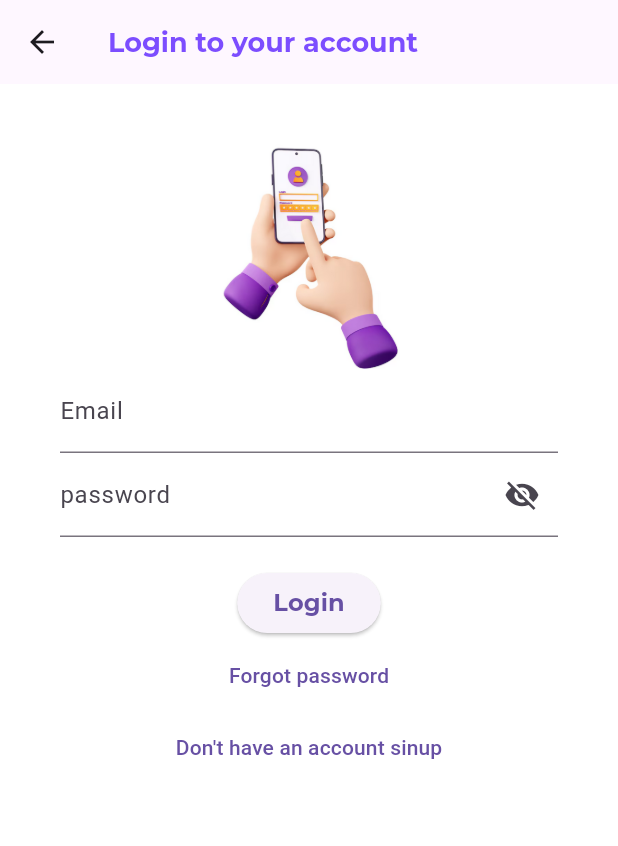
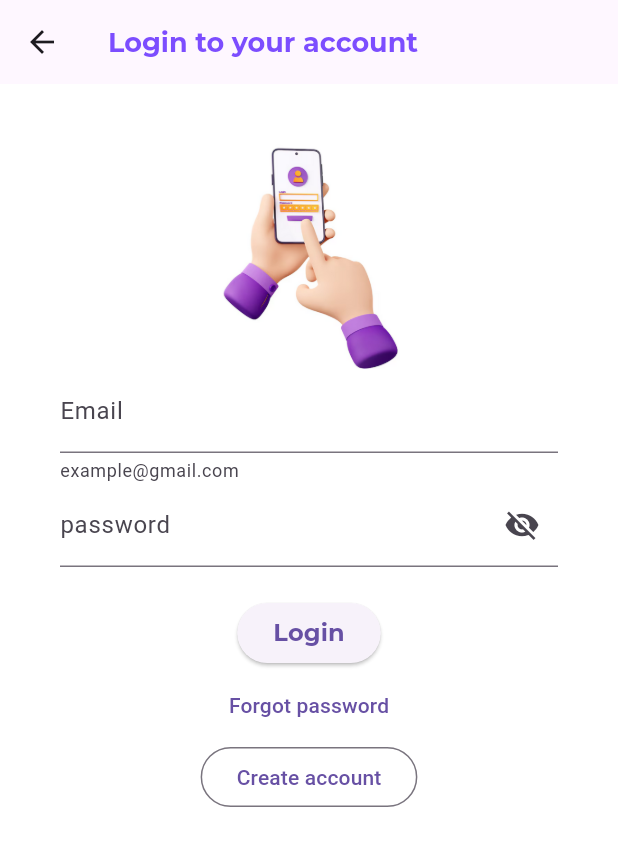
Before and after one commit to BraisonWabwire/flexi_hire, a Flutter app: the HomePage screen opened directly, on a phone screen of 412 x 824 dp. Shown: the top 846 px of the screen. Run offline on Flutter 3.47's test engine with Material 3 defaults, Android fonts, the phone set to English and light mode, and no system bars; our stand-ins replace google_fonts, smooth_page_indicator.

Commit message:
Finished designing the pages

```diff
--- a/lib/homepage.dart
+++ b/lib/homepage.dart
@@ -45,7 +45,10 @@ class _HomePageState extends State<HomePage> {
                     mainAxisAlignment: MainAxisAlignment.spaceEvenly,
                     children: <Widget>[
                       TextFormField(
-                        decoration: InputDecoration(labelText: 'Email'),
+                        decoration: InputDecoration(labelText: 'Email',helperText: 'example@gmail.com'),
+                        style: TextStyle(
+                          color: Colors.deepPurpleAccent,
+                        ),
                         controller: _nameController,
                         validator: (value) {
                           if (value == null || value.isEmpty) {
@@ -71,6 +74,9 @@ class _HomePageState extends State<HomePage> {
                               });
                             },
                           ),
+                        ),
+                        style: TextStyle(
+                          color: Colors.deepPurpleAccent,
                         ),
                         validator: (value) {
                           if (value == null || value.isEmpty) {
@@ -101,14 +107,14 @@ class _HomePageState extends State<HomePage> {
               // SizedBox(height: 5,),
               TextButton(onPressed: () {}, child: Text('Forgot password')),
               // SizedBox(height: 5,),
-              TextButton(
+              OutlinedButton(
                 onPressed: () {
                   Navigator.push(
                     context,
                     MaterialPageRoute(builder: (context) => SignupPage()),
                   );
                 },
-                child: Text("Don't have an account sinup"),
+                child: Text("Create account"),
               ),
             ],
           ),
--- a/lib/signup_page.dart
+++ b/lib/signup_page.dart
@@ -20,7 +20,7 @@ class _SignupPageState extends State<SignupPage> {
       backgroundColor: Colors.white,
       appBar: AppBar(
         title: Text(
-          "Login or signUp",
+          "signUp",
           style: GoogleFonts.montserrat(
             fontSize: 18,
             fontWeight: FontWeight.bold,
@@ -42,7 +42,7 @@ class _SignupPageState extends State<SignupPage> {
                     mainAxisAlignment: MainAxisAlignment.spaceEvenly,
                     children: <Widget>[
                       TextFormField(
-                        decoration: InputDecoration(labelText: 'Email'),
+                        decoration: InputDecoration(labelText: 'Email',helperText: 'example@gmail.com'),
                         controller: _nameController,
                         validator: (value) {
                           if (value == null || value.isEmpty) {
```
